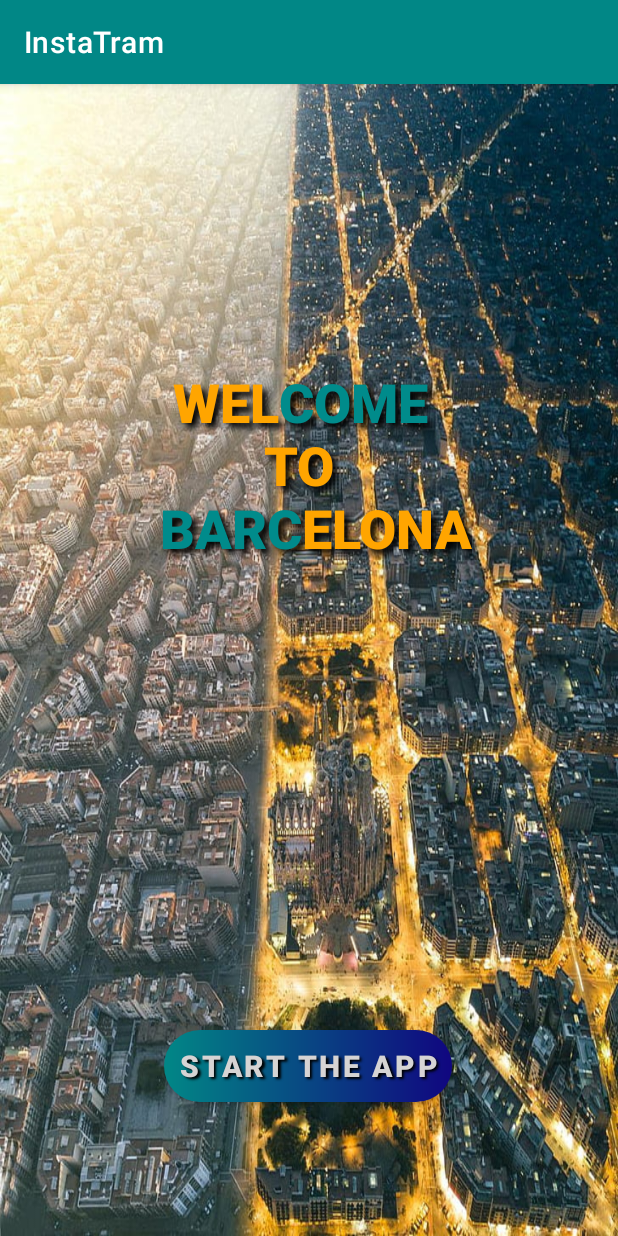
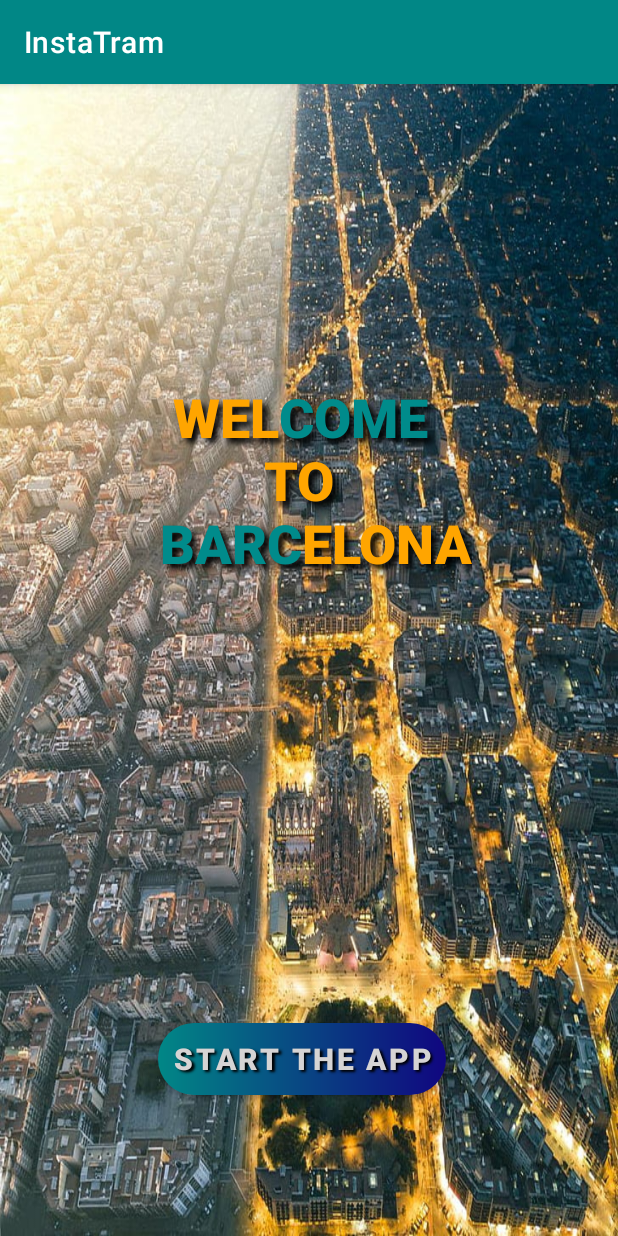
Before and after one commit to Anassdah/InstaTram, an Android app: the screen it shows after launch (MainActivity), on a phone screen of 412 x 824 dp. Run offline under Robolectric (Android 15) with nearby library versions, the phone set to English and light mode, and no system bars.

Commit message:
final home acitvity

```diff
--- a/app/src/main/res/layout/activity_main.xml
+++ b/app/src/main/res/layout/activity_main.xml
@@ -26,7 +26,7 @@
         app:layout_constraintRight_toRightOf="parent"
         app:layout_constraintStart_toStartOf="parent"
         app:layout_constraintTop_toTopOf="parent"
-        app:layout_constraintVertical_bias="0.295" />
+        app:layout_constraintVertical_bias="0.311" />
 
     <Button
         android:id="@+id/start_app"
@@ -47,10 +47,10 @@
         app:backgroundTint="@null"
         app:layout_constraintBottom_toBottomOf="parent"
         app:layout_constraintEnd_toEndOf="parent"
-        app:layout_constraintHorizontal_bias="0.497"
+        app:layout_constraintHorizontal_bias="0.479"
         app:layout_constraintStart_toStartOf="parent"
         app:layout_constraintTop_toBottomOf="@+id/text_view"
-        app:layout_constraintVertical_bias="0.777"
+        app:layout_constraintVertical_bias="0.759"
 
         tools:ignore="MissingConstraints" />
 
```
